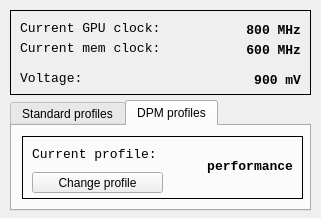
The window that radeon-profile/radeon_profile.ui (marazmista/radeon-profile) describes before a commit, drawn with Qt 5.
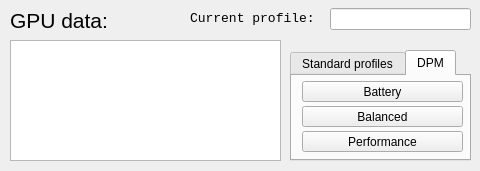
The same window after the commit. The open tabs and pages were chosen to show the change.

Commit message: new ui, read temps

The edit to the form file:
```diff
--- a/radeon-profile/radeon_profile.ui
+++ b/radeon-profile/radeon_profile.ui
@@ -6,177 +6,38 @@
    <rect>
     <x>0</x>
     <y>0</y>
-    <width>321</width>
-    <height>218</height>
+    <width>480</width>
+    <height>171</height>
    </rect>
   </property>
   <property name="minimumSize">
    <size>
-    <width>292</width>
-    <height>174</height>
+    <width>480</width>
+    <height>171</height>
    </size>
   </property>
   <property name="maximumSize">
    <size>
-    <width>321</width>
-    <height>218</height>
+    <width>480</width>
+    <height>171</height>
    </size>
   </property>
   <property name="windowTitle">
    <string>Radeon Profile</string>
   </property>
   <widget class="QWidget" name="centralWidget">
-   <widget class="QFrame" name="frame">
-    <property name="geometry">
-     <rect>
-      <x>10</x>
-      <y>10</y>
-      <width>301</width>
-      <height>85</height>
-     </rect>
-    </property>
-    <property name="frameShape">
-     <enum>QFrame::Panel</enum>
-    </property>
-    <widget class="QLabel" name="label">
-     <property name="geometry">
-      <rect>
-       <x>10</x>
-       <y>10</y>
-       <width>151</width>
-       <height>16</height>
-      </rect>
-     </property>
-     <property name="font">
-      <font>
-       <family>Monospace</family>
-       <pointsize>10</pointsize>
-      </font>
-     </property>
-     <property name="text">
-      <string>Current GPU clock:</string>
-     </property>
-    </widget>
-    <widget class="QLabel" name="label_2">
-     <property name="geometry">
-      <rect>
-       <x>10</x>
-       <y>30</y>
-       <width>151</width>
-       <height>16</height>
-      </rect>
-     </property>
-     <property name="font">
-      <font>
-       <family>Monospace</family>
-       <pointsize>10</pointsize>
-      </font>
-     </property>
-     <property name="text">
-      <string>Current mem clock:</string>
-     </property>
-    </widget>
-    <widget class="QLabel" name="currentGPU">
-     <property name="geometry">
-      <rect>
-       <x>190</x>
-       <y>10</y>
-       <width>101</width>
-       <height>20</height>
-      </rect>
-     </property>
-     <property name="font">
-      <font>
-       <family>Monospace</family>
-       <pointsize>10</pointsize>
-       <weight>75</weight>
-       <bold>true</bold>
-      </font>
-     </property>
-     <property name="text">
-      <string>800 MHz</string>
-     </property>
-     <property name="alignment">
-      <set>Qt::AlignRight|Qt::AlignTrailing|Qt::AlignVCenter</set>
-     </property>
-    </widget>
-    <widget class="QLabel" name="currentMEM">
-     <property name="geometry">
-      <rect>
-       <x>190</x>
-       <y>30</y>
-       <width>101</width>
-       <height>20</height>
-      </rect>
-     </property>
-     <property name="font">
-      <font>
-       <family>Monospace</family>
-       <pointsize>10</pointsize>
-       <weight>75</weight>
-       <bold>true</bold>
-      </font>
-     </property>
-     <property name="text">
-      <string>600 MHz</string>
-     </property>
-     <property name="alignment">
-      <set>Qt::AlignRight|Qt::AlignTrailing|Qt::AlignVCenter</set>
-     </property>
-    </widget>
-    <widget class="QLabel" name="label_5">
-     <property name="geometry">
-      <rect>
-       <x>10</x>
-       <y>60</y>
-       <width>151</width>
-       <height>16</height>
-      </rect>
-     </property>
-     <property name="font">
-      <font>
-       <family>Monospace</family>
-       <pointsize>10</pointsize>
-      </font>
-     </property>
-     <property name="text">
-      <string>Voltage:</string>
-     </property>
-    </widget>
-    <widget class="QLabel" name="currentVolts">
-     <property name="geometry">
-      <rect>
-       <x>180</x>
-       <y>60</y>
-       <width>111</width>
-       <height>20</height>
-      </rect>
-     </property>
-     <property name="font">
-      <font>
-       <family>Monospace</family>
-       <pointsize>10</pointsize>
-       <weight>75</weight>
-       <bold>true</bold>
-      </font>
-     </property>
-     <property name="text">
-      <string>900 mV</string>
-     </property>
-     <property name="alignment">
-      <set>Qt::AlignRight|Qt::AlignTrailing|Qt::AlignVCenter</set>
-     </property>
-    </widget>
-   </widget>
    <widget class="QTabWidget" name="tabWidget">
     <property name="geometry">
      <rect>
-      <x>10</x>
-      <y>100</y>
-      <width>301</width>
+      <x>290</x>
+      <y>50</y>
+      <width>181</width>
       <height>111</height>
      </rect>
     </property>
+    <property name="tabPosition">
+     <enum>QTabWidget::North</enum>
+    </property>
     <property name="currentIndex">
      <number>0</number>
     </property>
@@ -256,79 +117,129 @@
     </widget>
     <widget class="QWidget" name="dpmProfiles">
      <attribute name="title">
-      <string>DPM profiles</string>
+      <string>DPM</string>
      </attribute>
-     <widget class="QFrame" name="frame_3">
+     <widget class="QPushButton" name="pushButton">
       <property name="geometry">
        <rect>
         <x>10</x>
-        <y>10</y>
-        <width>281</width>
-        <height>63</height>
+        <y>5</y>
+        <width>161</width>
+        <height>21</height>
        </rect>
       </property>
-      <property name="frameShape">
-       <enum>QFrame::Panel</enum>
+      <property name="text">
+       <string>Battery</string>
       </property>
-      <widget class="QLabel" name="label_8">
-       <property name="geometry">
-        <rect>
-         <x>10</x>
-         <y>10</y>
-         <width>131</width>
-         <height>16</height>
-        </rect>
-       </property>
-       <property name="font">
-        <font>
-         <family>Monospace</family>
-         <pointsize>10</pointsize>
-        </font>
-       </property>
-       <property name="text">
-        <string>Current profile:</string>
-       </property>
-      </widget>
-      <widget class="QLabel" name="currentDpmProfile">
-       <property name="geometry">
-        <rect>
-         <x>140</x>
-         <y>0</y>
-         <width>131</width>
-         <height>61</height>
-        </rect>
-       </property>
-       <property name="font">
-        <font>
-         <family>Monospace</family>
-         <pointsize>10</pointsize>
-         <weight>75</weight>
-         <bold>true</bold>
-        </font>
-       </property>
-       <property name="text">
-        <string>performance</string>
-       </property>
-       <property name="alignment">
-        <set>Qt::AlignRight|Qt::AlignTrailing|Qt::AlignVCenter</set>
-       </property>
-      </widget>
-      <widget class="QPushButton" name="btn_chDpmProfile">
-       <property name="geometry">
-        <rect>
-         <x>10</x>
-         <y>36</y>
-         <width>131</width>
-         <height>21</height>
-        </rect>
-       </property>
-       <property name="text">
-        <string>Change profile</string>
-       </property>
-      </widget>
+     </widget>
+     <widget class="QPushButton" name="pushButton_2">
+      <property name="geometry">
+       <rect>
+        <x>10</x>
+        <y>30</y>
+        <width>161</width>
+        <height>21</height>
+       </rect>
+      </property>
+      <property name="text">
+       <string>Balanced</string>
+      </property>
+     </widget>
+     <widget class="QPushButton" name="pushButton_3">
+      <property name="geometry">
+       <rect>
+        <x>10</x>
+        <y>55</y>
+        <width>161</width>
+        <height>21</height>
+       </rect>
+      </property>
+      <property name="text">
+       <string>Performance</string>
+      </property>
      </widget>
     </widget>
    </widget>
+   <widget class="QListWidget" name="list_currentGPUData">
+    <property name="geometry">
+     <rect>
+      <x>10</x>
+      <y>40</y>
+      <width>271</width>
+      <height>121</height>
+     </rect>
+    </property>
+    <property name="font">
+     <font>
+      <family>Monospace</family>
+      <pointsize>10</pointsize>
+     </font>
+    </property>
+   </widget>
+   <widget class="QLabel" name="label">
+    <property name="geometry">
+     <rect>
+      <x>10</x>
+      <y>10</y>
+      <width>111</width>
+      <height>21</height>
+     </rect>
+    </property>
+    <property name="font">
+     <font>
+      <pointsize>16</pointsize>
+     </font>
+    </property>
+    <property name="text">
+     <string>GPU data:</string>
+    </property>
+   </widget>
+   <widget class="QLineEdit" name="l_profile">
+    <property name="geometry">
+     <rect>
+      <x>330</x>
+      <y>8</y>
+      <width>141</width>
+      <height>22</height>
+     </rect>
+    </property>
+    <property name="font">
+     <font>
+      <family>Droid Sans Mono</family>
+      <pointsize>10</pointsize>
+      <weight>50</weight>
+      <bold>false</bold>
+     </font>
+    </property>
+    <property name="layoutDirection">
+     <enum>Qt::LeftToRight</enum>
+    </property>
+    <property name="alignment">
+     <set>Qt::AlignRight|Qt::AlignTrailing|Qt::AlignVCenter</set>
+    </property>
+    <property name="readOnly">
+     <bool>true</bool>
+    </property>
+   </widget>
+   <widget class="QLabel" name="label_8">
+    <property name="geometry">
+     <rect>
+      <x>190</x>
+      <y>10</y>
+      <width>131</width>
+      <height>16</height>
+     </rect>
+    </property>
+    <property name="font">
+     <font>
+      <family>Monospace</family>
+      <pointsize>10</pointsize>
+     </font>
+    </property>
+    <property name="text">
+     <string>Current profile:</string>
+    </property>
+   </widget>
   </widget>
  </widget>
  <layoutdefault spacing="6" margin="11"/>
```
Left out of the diff: 68 changed lines with no effect on the pictures. The commit also changes 2 other files.
